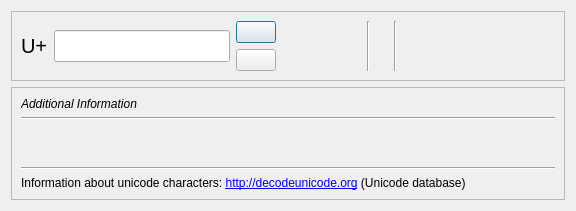
KDE/kdenlive, file src/widgets/unicodedialog_ui.ui: the form before one commit.
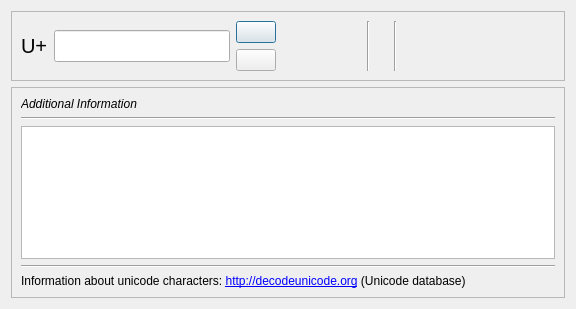
The form after the commit. Custom widgets are drawn as their Qt base class.

Commit message: Unicode dialog remembering selected unicode, explanations added and extended

Diff of the .ui file:
```diff
--- a/src/widgets/unicodedialog_ui.ui
+++ b/src/widgets/unicodedialog_ui.ui
@@ -7,9 +7,15 @@
     <x>0</x>
     <y>0</y>
     <width>576</width>
-    <height>211</height>
+    <height>309</height>
    </rect>
   </property>
+  <property name="sizePolicy">
+   <sizepolicy hsizetype="Preferred" vsizetype="Expanding">
+    <horstretch>0</horstretch>
+    <verstretch>0</verstretch>
+   </sizepolicy>
+  </property>
   <property name="windowTitle">
    <string>Enter Unicode value</string>
   </property>
@@ -175,6 +181,12 @@
    </item>
    <item row="1" column="0">
     <widget class="QFrame" name="frame_2">
+     <property name="sizePolicy">
+      <sizepolicy hsizetype="Preferred" vsizetype="Expanding">
+       <horstretch>0</horstretch>
+       <verstretch>0</verstretch>
+      </sizepolicy>
+     </property>
      <property name="frameShape">
       <enum>QFrame::StyledPanel</enum>
      </property>
@@ -195,28 +207,6 @@
         </property>
        </widget>
       </item>
-      <item row="2" column="0">
-       <widget class="QLabel" name="labelInfoText">
-        <property name="sizePolicy">
-         <sizepolicy hsizetype="Preferred" vsizetype="Expanding">
-          <horstretch>0</horstretch>
-          <verstretch>0</verstretch>
-         </sizepolicy>
-        </property>
-        <property name="locale">
-         <locale language="English" country="UnitedStates"/>
-        </property>
-        <property name="text">
-         <string notr="true"/>
-        </property>
-        <property name="alignment">
-         <set>Qt::AlignLeading|Qt::AlignLeft|Qt::AlignTop</set>
-        </property>
-        <property name="wordWrap">
-         <bool>true</bool>
-        </property>
-       </widget>
-      </item>
       <item row="0" column="0">
        <widget class="QLabel" name="label_2">
         <property name="font">
@@ -246,6 +236,19 @@
         </property>
        </widget>
       </item>
+      <item row="2" column="0">
+       <widget class="QTextEdit" name="labelInfoText">
+        <property name="frameShadow">
+         <enum>QFrame::Plain</enum>
+        </property>
+        <property name="documentTitle">
+         <string notr="true"/>
+        </property>
+        <property name="readOnly">
+         <bool>true</bool>
+        </property>
+       </widget>
+      </item>
      </layout>
     </widget>
    </item>
```
The commit also changes 4 other files.
